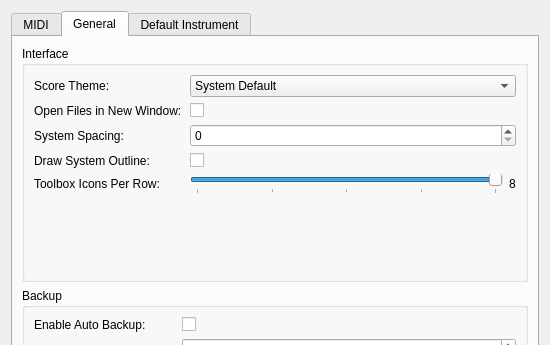
This is source/dialogs/preferencesdialog.ui in powertab/powertabeditor as Qt 5 draws it before an edit; both pictures show x 0 to 550 and y 0 to 345 of the 550 by 574 pixel window. The edited form follows.
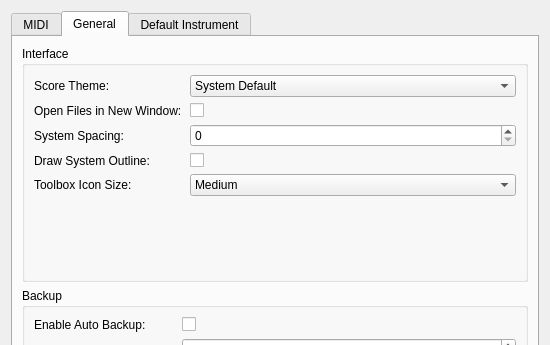
This is the edited form. The open tabs and pages were chosen to show the change. Custom widgets are drawn as their Qt base class.

Commit message: - Added a small, medium, large, or extra-large toolbox icon size preference - Updated the minimum required version of CMake to 3.24 for RtMidi 6 support - Updated the minimum required version of `RtMidi` to 6.0.0 - The toolbox now uses 15% of the window width, with icon columns adapting to fill each row

The edit to the form file:
```diff
--- a/source/dialogs/preferencesdialog.ui
+++ b/source/dialogs/preferencesdialog.ui
@@ -319,45 +319,36 @@
             <item row="4" column="0">
              <widget class="QLabel" name="toolboxIconsPerRowLabel">
               <property name="text">
-               <string>Toolbox Icons Per Row:</string>
+               <string>Toolbox Icon Size:</string>
               </property>
              </widget>
             </item>
             <item row="4" column="1">
-             <layout class="QHBoxLayout" name="toolboxIconsPerRowLayout">
+             <widget class="QComboBox" name="toolboxIconSizeComboBox">
               <item>
-               <widget class="QSlider" name="toolboxIconsPerRowSlider">
-                <property name="minimum">
-                 <number>4</number>
-                </property>
-                <property name="maximum">
-                 <number>8</number>
-                </property>
-                <property name="pageStep">
-                 <number>1</number>
-                </property>
-                <property name="value">
-                 <number>8</number>
-                </property>
-                <property name="orientation">
-                 <enum>Qt::Orientation::Horizontal</enum>
-                </property>
-                <property name="tickPosition">
-                 <enum>QSlider::TickPosition::TicksBelow</enum>
-                </property>
-                <property name="tickInterval">
-                 <number>1</number>
-                </property>
-               </widget>
+               <property name="text">
+                <string>Small</string>
+               </property>
               </item>
               <item>
-               <widget class="QLabel" name="toolboxIconsPerRowValueLabel">
-                <property name="text">
-                 <string>8</string>
-                </property>
-               </widget>
+               <property name="text">
+                <string>Medium</string>
+               </property>
               </item>
-             </layout>
+              <item>
+               <property name="text">
+                <string>Large</string>
+               </property>
+              </item>
+              <item>
+               <property name="text">
+                <string>Extra Large</string>
+               </property>
+              </item>
+              <property name="currentIndex">
+               <number>1</number>
+              </property>
+             </widget>
             </item>
            </layout>
           </item>
```
Left out of the diff: 2 changed lines with no effect on the pictures. The commit also changes 13 other files.
